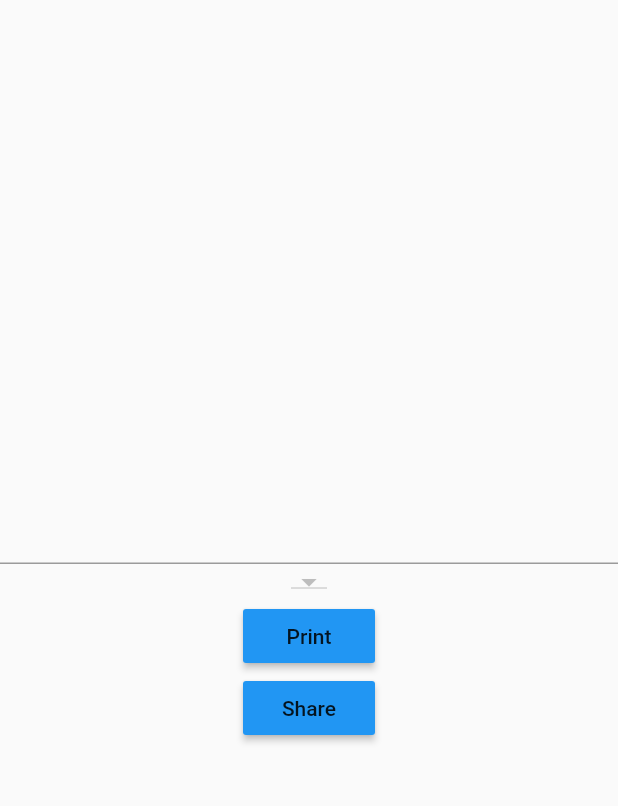
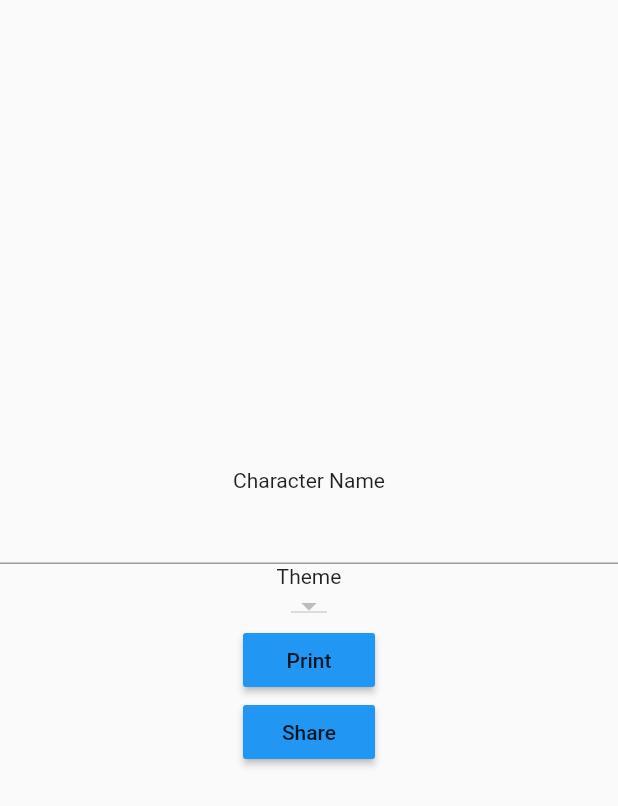
Before and after one commit to regelatwork/starbuilder, a Flutter app: the CharacterEditorBasics widget shown alone on an empty page, opened directly, on a phone screen of 412 x 824 dp. Shown: the top 806 px of the screen. Run offline on Flutter 3.47's test engine with Material 2 defaults, Android fonts, the phone set to English and light mode, and no system bars; our stand-ins replace csv, pdf, printing.

Commit message:
Update the UX around Theme choice & clean up surrounding code.

```diff
--- a/lib/character_editor_basics.dart
+++ b/lib/character_editor_basics.dart
@@ -2,9 +2,6 @@ import 'package:flutter/material.dart';
 import 'package:star_builder/character.dart';
 import 'package:pdf/pdf.dart';
 import 'package:printing/printing.dart';
-import 'dart:io';
-import 'dart:async';
-import 'package:path_provider/path_provider.dart';
 import 'package:star_builder/database_theme.dart';
 import 'package:star_builder/pdf_generator.dart';
 
@@ -31,12 +28,22 @@ class _CharacterEditorBasicsState extends State<CharacterEditorBasics> {
     return Column(
       mainAxisAlignment: MainAxisAlignment.center,
       children: <Widget>[
+        Text("Character Name"),
         TextField(
           onSubmitted: _onNameChange,
         ),
+        Text("Theme"),
         DropdownButton<SfTheme>(
           items: ThemeDb.themes.map((SfTheme theme) {
-            return DropdownMenuItem<SfTheme>(value: theme, child: Text(theme.name));
+            return DropdownMenuItem<SfTheme>(
+              value: theme,
+              child: Row(
+                children: <Widget>[
+                  Text(theme.name),
+                  Text(theme.attributes.toString()),
+                ],
+              ),
+            );
           }).toList(),
           onChanged: (SfTheme value) {},
         ),
@@ -64,6 +71,4 @@ class _CharacterEditorBasicsState extends State<CharacterEditorBasics> {
     }
     StarfinderCharacter.activeCharacter.name = newValue;
   }
-
-  void _onNameEditComplete() {}
 }
--- a/lib/pdf_generator.dart
+++ b/lib/pdf_generator.dart
@@ -9,13 +9,20 @@ class PdfGenerator {
     PDFGraphics g = page.getGraphics();
     PDFFont font = new PDFFont(pdf);
     double top = page.pageFormat.height;
+    g.setColor(new PDFColor(0.3, 0.3, 0.3));
 
-    g.setColor(new PDFColor(0.3, 0.3, 0.3));
+    // Name
     g.drawString(font, 14.0, "Character Name", 10.0 * PDFPageFormat.mm,
         top - 10.0 * PDFPageFormat.mm);
     g.drawString(font, 14.0, character.name, 60.0 * PDFPageFormat.mm,
         top - 10.0 * PDFPageFormat.mm);
 
+    // Theme
+    g.drawString(font, 14.0, "Theme", 10.0 * PDFPageFormat.mm,
+        top - 20.0 * PDFPageFormat.mm);
+    g.drawString(font, 14.0, character.theme, 60.0 * PDFPageFormat.mm,
+        top - 20.0 * PDFPageFormat.mm);
+
     return pdf;
   }
 }
```
